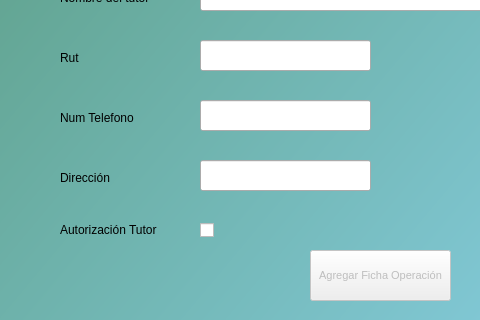
Above: Complementos/formularioFichaAuthCirugia.ui from pieroBri/Proyecto-PetRecord before the change; both pictures show x 0 to 480 and y 580 to 900 of the 750 by 900 pixel window. Below: the same form after it.
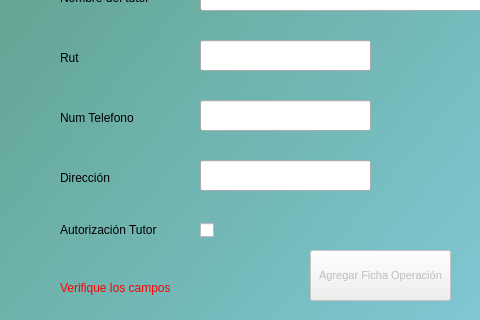
That is the form after the change.

What changed in the file:
```diff
--- a/Complementos/formularioFichaAuthCirugia.ui
+++ b/Complementos/formularioFichaAuthCirugia.ui
@@ -424,6 +424,22 @@
      </rect>
     </property>
    </widget>
+   <widget class="QLabel" name="mensajeDeError">
+    <property name="geometry">
+     <rect>
+      <x>60</x>
+      <y>850</y>
+      <width>120</width>
+      <height>35</height>
+     </rect>
+    </property>
+    <property name="styleSheet">
+     <string notr="true">color: rgb(255, 0, 0);</string>
+    </property>
+    <property name="text">
+     <string>Verifique los campos</string>
+    </property>
+   </widget>
   </widget>
  </widget>
  <resources/>
```
Left out of the diff: 5 changed lines with no effect on the pictures.
